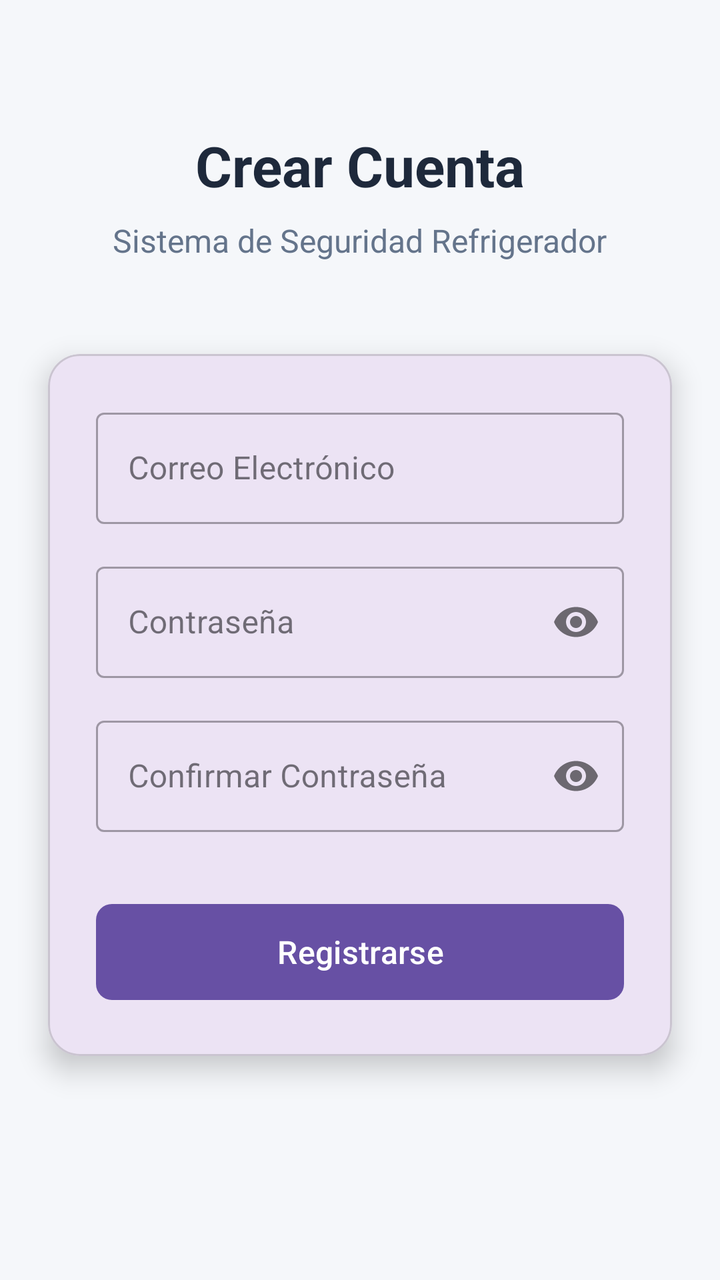
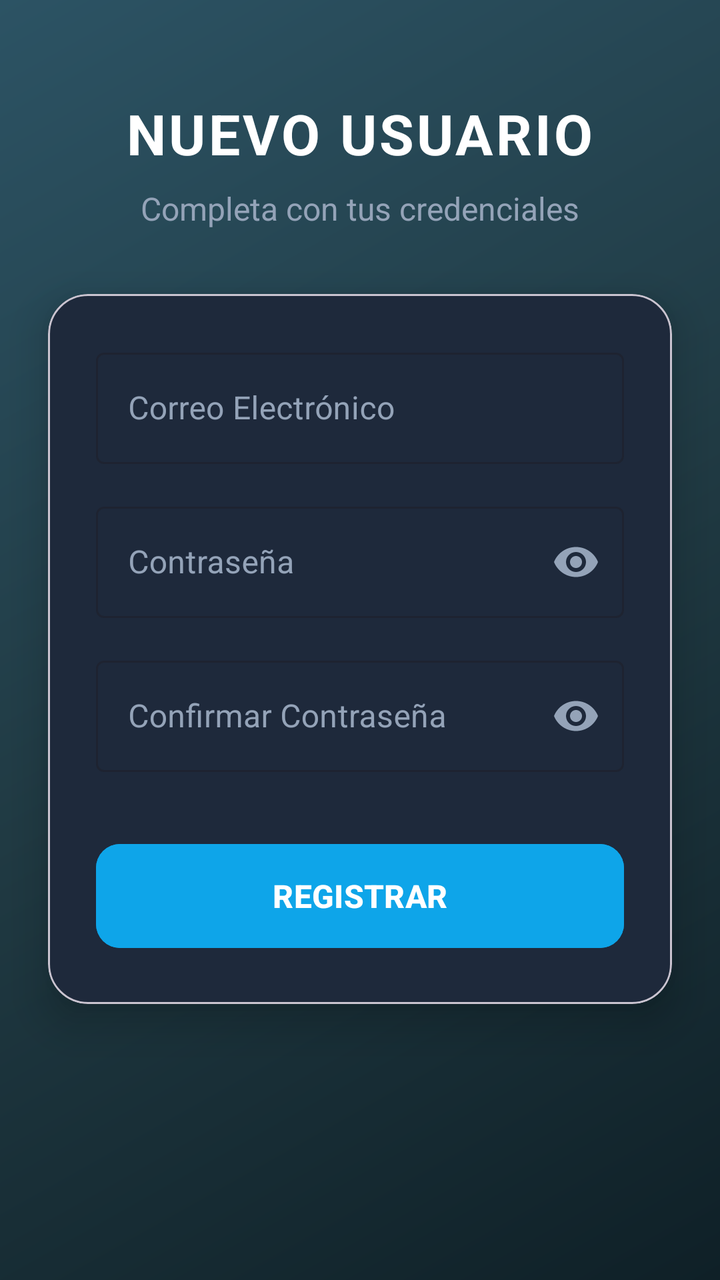

Two renders of the same Android screen: before a commit and after it. Below are the layout's source before the change and the commit's diff.
<!-- AndroidManifest.xml: application theme Theme.Material3.DayNight.NoActionBar -->
<!-- res/layout/activity_register.xml -->
<?xml version="1.0" encoding="utf-8"?>
<androidx.constraintlayout.widget.ConstraintLayout xmlns:android="http://schemas.android.com/apk/res/android"
    xmlns:app="http://schemas.android.com/apk/res-auto"
    android:layout_width="match_parent"
    android:layout_height="match_parent"
    android:background="#F5F7FA">

    <TextView
        android:id="@+id/tvRegisterTitle"
        android:layout_width="wrap_content"
        android:layout_height="wrap_content"
        android:layout_marginTop="64dp"
        android:text="Crear Cuenta"
        android:textColor="#1E293B"
        android:textSize="28sp"
        android:textStyle="bold"
        app:layout_constraintEnd_toEndOf="parent"
        app:layout_constraintStart_toStartOf="parent"
        app:layout_constraintTop_toTopOf="parent" />

    <TextView
        android:id="@+id/tvRegisterSubtitle"
        android:layout_width="wrap_content"
        android:layout_height="wrap_content"
        android:layout_marginTop="8dp"
        android:text="Sistema de Seguridad Refrigerador"
        android:textColor="#64748B"
        android:textSize="16sp"
        app:layout_constraintEnd_toEndOf="parent"
        app:layout_constraintStart_toStartOf="parent"
        app:layout_constraintTop_toBottomOf="@id/tvRegisterTitle" />

    <com.google.android.material.card.MaterialCardView
        android:layout_width="match_parent"
        android:layout_height="wrap_content"
        android:layout_margin="24dp"
        app:cardCornerRadius="16dp"
        app:cardElevation="8dp"
        app:layout_constraintBottom_toBottomOf="parent"
        app:layout_constraintTop_toBottomOf="@id/tvRegisterSubtitle"
        app:layout_constraintVertical_bias="0.2">

        <LinearLayout
            android:layout_width="match_parent"
            android:layout_height="wrap_content"
            android:orientation="vertical"
            android:padding="24dp">

            <com.google.android.material.textfield.TextInputLayout
                style="@style/Widget.MaterialComponents.TextInputLayout.OutlinedBox"
                android:layout_width="match_parent"
                android:layout_height="wrap_content"
                android:hint="Correo Electrónico">

                <com.google.android.material.textfield.TextInputEditText
                    android:id="@+id/etRegEmail"
                    android:layout_width="match_parent"
                    android:layout_height="wrap_content"
                    android:inputType="textEmailAddress" />
            </com.google.android.material.textfield.TextInputLayout>

            <com.google.android.material.textfield.TextInputLayout
                style="@style/Widget.MaterialComponents.TextInputLayout.OutlinedBox"
                android:layout_width="match_parent"
                android:layout_height="wrap_content"
                android:layout_marginTop="16dp"
                android:hint="Contraseña"
                app:passwordToggleEnabled="true">

                <com.google.android.material.textfield.TextInputEditText
                    android:id="@+id/etRegPassword"
                    android:layout_width="match_parent"
                    android:layout_height="wrap_content"
                    android:inputType="textPassword" />
            </com.google.android.material.textfield.TextInputLayout>

            <com.google.android.material.textfield.TextInputLayout
                style="@style/Widget.MaterialComponents.TextInputLayout.OutlinedBox"
                android:layout_width="match_parent"
                android:layout_height="wrap_content"
                android:layout_marginTop="16dp"
                android:hint="Confirmar Contraseña"
                app:passwordToggleEnabled="true">

                <com.google.android.material.textfield.TextInputEditText
                    android:id="@+id/etRegConfirmPassword"
                    android:layout_width="match_parent"
                    android:layout_height="wrap_content"
                    android:inputType="textPassword" />
            </com.google.android.material.textfield.TextInputLayout>

            <com.google.android.material.button.MaterialButton
                android:id="@+id/btnRegister"
                android:layout_width="match_parent"
                android:layout_height="56dp"
                android:layout_marginTop="32dp"
                android:text="Registrarse"
                android:textSize="16sp"
                app:cornerRadius="8dp" />

        </LinearLayout>
    </com.google.android.material.card.MaterialCardView>

</androidx.constraintlayout.widget.ConstraintLayout>
<!-- resources referenced by this layout -->
<resources>

</resources>

<!-- the commit's change to res/layout/activity_register.xml (unified diff, before → after) -->
@@ -3,17 +3,18 @@
     xmlns:app="http://schemas.android.com/apk/res-auto"
     android:layout_width="match_parent"
     android:layout_height="match_parent"
-    android:background="#F5F7FA">
+    android:background="@drawable/bg_tecnologico">
 
     <TextView
         android:id="@+id/tvRegisterTitle"
         android:layout_width="wrap_content"
         android:layout_height="wrap_content"
-        android:layout_marginTop="64dp"
-        android:text="Crear Cuenta"
-        android:textColor="#1E293B"
+        android:layout_marginTop="48dp"
+        android:text="NUEVO USUARIO"
+        android:textColor="#FFFFFF"
         android:textSize="28sp"
         android:textStyle="bold"
+        android:letterSpacing="0.05"
         app:layout_constraintEnd_toEndOf="parent"
         app:layout_constraintStart_toStartOf="parent"
         app:layout_constraintTop_toTopOf="parent" />
@@ -23,8 +24,8 @@
         android:layout_width="wrap_content"
         android:layout_height="wrap_content"
         android:layout_marginTop="8dp"
-        android:text="Sistema de Seguridad Refrigerador"
-        android:textColor="#64748B"
+        android:text="Completa con tus credenciales"
+        android:textColor="#94A3B8"
         android:textSize="16sp"
         app:layout_constraintEnd_toEndOf="parent"
         app:layout_constraintStart_toStartOf="parent"
@@ -33,12 +34,14 @@
     <com.google.android.material.card.MaterialCardView
         android:layout_width="match_parent"
         android:layout_height="wrap_content"
-        android:layout_margin="24dp"
-        app:cardCornerRadius="16dp"
-        app:cardElevation="8dp"
-        app:layout_constraintBottom_toBottomOf="parent"
-        app:layout_constraintTop_toBottomOf="@id/tvRegisterSubtitle"
-        app:layout_constraintVertical_bias="0.2">
+        android:layout_marginHorizontal="24dp"
+        android:layout_marginTop="32dp"
+        app:cardBackgroundColor="#1E293B"
+        app:cardCornerRadius="20dp"
+        app:cardElevation="12dp"
+        app:layout_constraintEnd_toEndOf="parent"
+        app:layout_constraintStart_toStartOf="parent"
+        app:layout_constraintTop_toBottomOf="@id/tvRegisterSubtitle">
 
         <LinearLayout
             android:layout_width="match_parent"
@@ -50,12 +53,15 @@
                 style="@style/Widget.MaterialComponents.TextInputLayout.OutlinedBox"
                 android:layout_width="match_parent"
                 android:layout_height="wrap_content"
+                android:textColorHint="#94A3B8"
+                app:hintTextColor="#38BDF8"
                 android:hint="Correo Electrónico">
 
                 <com.google.android.material.textfield.TextInputEditText
                     android:id="@+id/etRegEmail"
                     android:layout_width="match_parent"
                     android:layout_height="wrap_content"
+                    android:textColor="#FFFFFF"
                     android:inputType="textEmailAddress" />
             </com.google.android.material.textfield.TextInputLayout>
 
@@ -64,13 +70,17 @@
                 android:layout_width="match_parent"
                 android:layout_height="wrap_content"
                 android:layout_marginTop="16dp"
+                android:textColorHint="#94A3B8"
+                app:hintTextColor="#38BDF8"
                 android:hint="Contraseña"
-                app:passwordToggleEnabled="true">
+                app:passwordToggleEnabled="true"
+                app:passwordToggleTint="#94A3B8">
 
                 <com.google.android.material.textfield.TextInputEditText
                     android:id="@+id/etRegPassword"
                     android:layout_width="match_parent"
                     android:layout_height="wrap_content"
+                    android:textColor="#FFFFFF"
                     android:inputType="textPassword" />
             </com.google.android.material.textfield.TextInputLayout>
 
@@ -79,25 +89,30 @@
                 android:layout_width="match_parent"
                 android:layout_height="wrap_content"
                 android:layout_marginTop="16dp"
+                android:textColorHint="#94A3B8"
+                app:hintTextColor="#38BDF8"
                 android:hint="Confirmar Contraseña"
-                app:passwordToggleEnabled="true">
+                app:passwordToggleEnabled="true"
+                app:passwordToggleTint="#94A3B8">
 
                 <com.google.android.material.textfield.TextInputEditText
                     android:id="@+id/etRegConfirmPassword"
                     android:layout_width="match_parent"
                     android:layout_height="wrap_content"
+                    android:textColor="#FFFFFF"
                     android:inputType="textPassword" />
             </com.google.android.material.textfield.TextInputLayout>
 
             <com.google.android.material.button.MaterialButton
                 android:id="@+id/btnRegister"
                 android:layout_width="match_parent"
-                android:layout_height="56dp"
+                android:layout_height="60dp"
                 android:layout_marginTop="32dp"
-                android:text="Registrarse"
+                android:backgroundTint="#0EA5E9"
+                android:text="REGISTRAR"
                 android:textSize="16sp"
-                app:cornerRadius="8dp" />
-
+                android:textStyle="bold"
+                app:cornerRadius="12dp" />
         </LinearLayout>
     </com.google.android.material.card.MaterialCardView>
 
<!-- resource entries referenced after the edit -->
@@ -1,5 +1,14 @@
 <!-- resources referenced by this layout -->
 <resources>
-
+  <!-- drawable bg_tecnologico (drawable) -->
+  <?xml version="1.0" encoding="utf-8"?>
+  <shape xmlns:android="http://schemas.android.com/apk/res/android">
+      <gradient
+          android:angle="135"
+          android:startColor="#0F2027"
+          android:centerColor="#203A43"
+          android:endColor="#2C5364"
+          android:type="linear" />
+  </shape>
 </resources>
 
